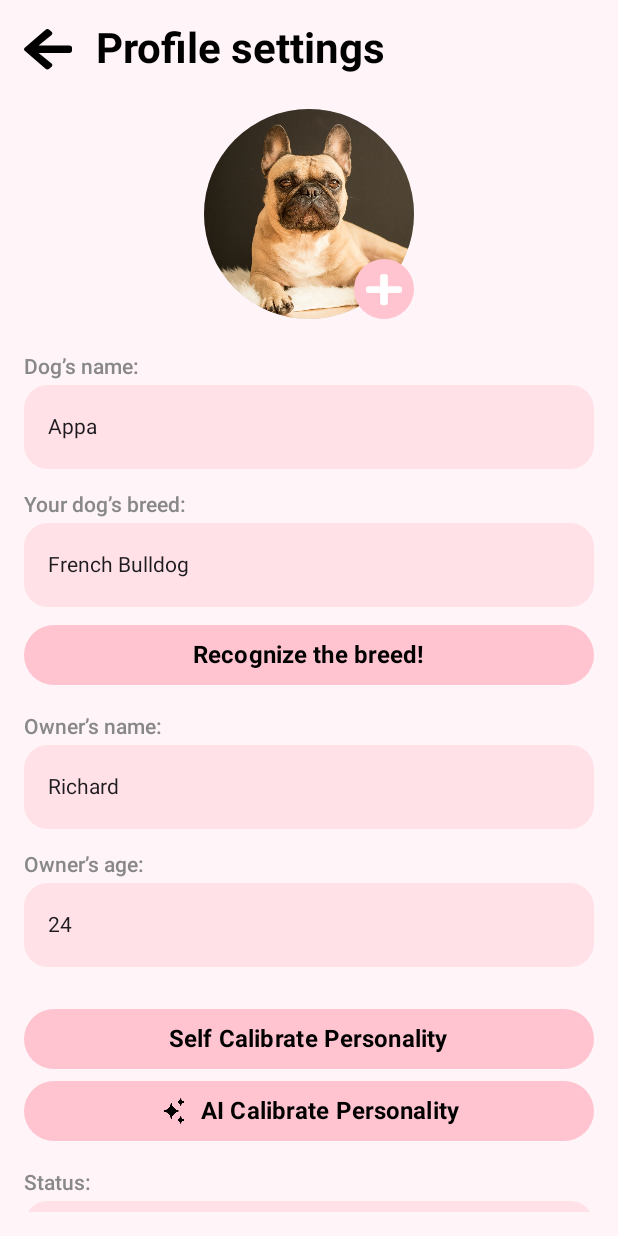
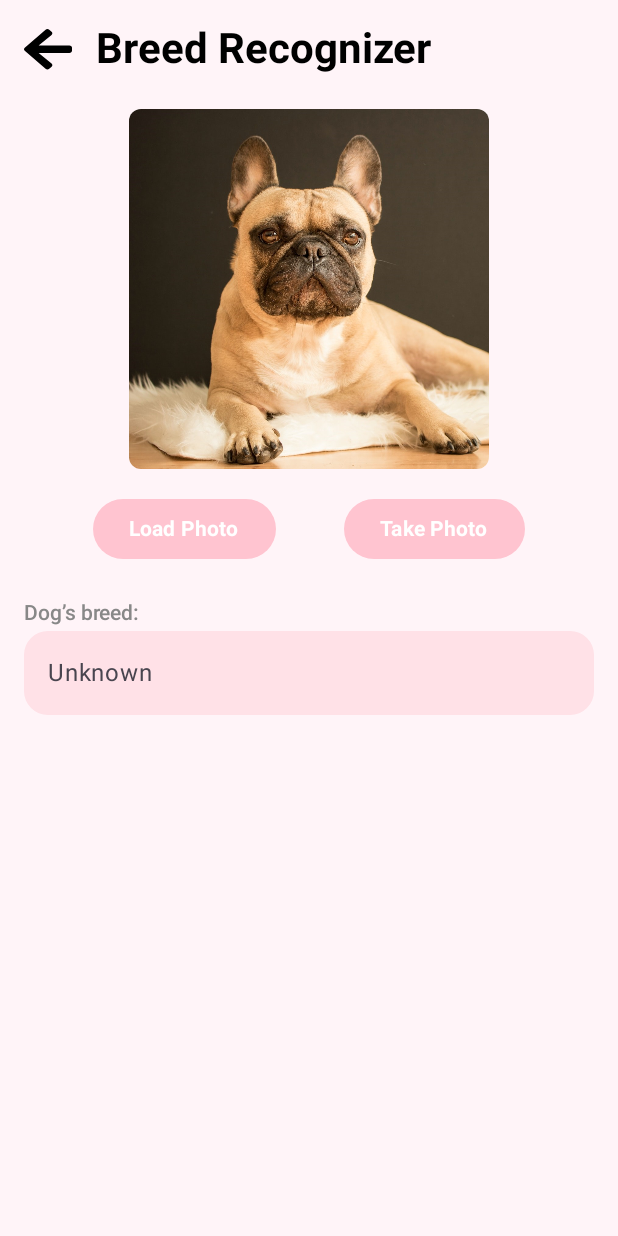
Before and after one commit to ibraich/pawfect, an Android app built with Jetpack Compose: the ProfileSettingsScreen screen opened through its navigation route, after a tap on "Recognize the breed!", on a phone screen of 412 x 824 dp. Run offline under Robolectric (Android 15) with nearby library versions, the phone set to English and light mode, and no system bars; libraries missing offline, so code that uses them is left out: org.tensorflow, org.tensorflow.contrib; 6 statements that could not run were skipped.

Commit message:
Dog classification added

```diff
--- a/app/build.gradle.kts
+++ b/app/build.gradle.kts
@@ -69,4 +69,8 @@ dependencies {
     implementation("io.coil-kt:coil-compose:2.2.2")
     implementation("io.coil-kt:coil-gif:2.2.2")
     implementation("com.google.code.gson:gson:2.10.1")
+    implementation("androidx.compose.ui:ui-graphics:1.5.0")
+    implementation("androidx.compose.ui:ui-tooling:1.5.0")
+    implementation("org.tensorflow:tensorflow-android:1.8.0")
+
 }
--- a/app/src/main/AndroidManifest.xml
+++ b/app/src/main/AndroidManifest.xml
@@ -1,6 +1,8 @@
 <?xml version="1.0" encoding="utf-8"?>
 <manifest xmlns:android="http://schemas.android.com/apk/res/android"
     xmlns:tools="http://schemas.android.com/tools">
+
+    <uses-permission android:name="android.permission.READ_EXTERNAL_STORAGE"/>
 
     <application
         android:allowBackup="true"
--- /dev/null
+++ b/app/src/main/java/com/example/pawfect/Classifier.java
@@ -0,0 +1,60 @@
+package com.example.pawfect;
+
+import android.graphics.Bitmap;
+import android.graphics.RectF;
+
+import java.util.List;
+import java.util.Locale;
+
+public interface Classifier {
+    List<Recognition> recognizeImage(Bitmap bitmap);
+
+    class Recognition {
+        private final String id;
+        private final String title;
+        private final Float confidence;
+        private RectF location;
+
+        public Recognition(
+                final String id, final String title, final Float confidence, final RectF location) {
+            this.id = id;
+            this.title = title;
+            this.confidence = confidence;
+            this.location = location;
+        }
+
+        public String getId() {
+            return id;
+        }
+
+        public String getTitle() {
+            return title;
+        }
+
+        public Float getConfidence() {
+            return confidence;
+        }
+
+        @Override
+        public String toString() {
+            String resultString = "";
+            if (id != null) {
+                resultString += "[" + id + "] ";
+            }
+
+            if (title != null) {
+                resultString += title + " ";
+            }
+
+            if (confidence != null) {
+                resultString += String.format(Locale.getDefault(), "(%.1f%%) ", confidence * 100.0f);
+            }
+
+            if (location != null) {
+                resultString += location + " ";
+            }
+
+            return resultString.trim();
+        }
+    }
+}
--- a/app/src/main/java/com/example/pawfect/MainActivity.kt
+++ b/app/src/main/java/com/example/pawfect/MainActivity.kt
@@ -32,6 +32,8 @@ fun MyApp() {
         // Insert activity with map
         composable("profile_screen") { ProfileScreen(navController) }
         composable("match_screen") { MatchScreen(navController) }
+        composable("recognize_breed_screen") { RecognizeBreedScreen(navController) }
+
         composable(
             route = "plan_activity_screen/{friendId}",
             arguments = listOf(
--- a/app/src/main/java/com/example/pawfect/ProfileSettingsScreen.kt
+++ b/app/src/main/java/com/example/pawfect/ProfileSettingsScreen.kt
@@ -146,7 +146,7 @@ fun ProfileSettingsScreen(navController: NavHostController) {
 
             // Recognize breed button
             Button(
-                onClick = { /*TODO*/ dogBreed = "Recognized breed: Golden Retriever" }, // Update breed here
+                onClick = { navController.navigate("recognize_breed_screen") }, // Update breed here
                 modifier = Modifier
                     .fillMaxWidth()
                     .clip(RoundedCornerShape(8.dp)),
--- /dev/null
+++ b/app/src/main/java/com/example/pawfect/RecognizeBreedScreen.kt
@@ -0,0 +1,199 @@
+package com.example.pawfect
+
+import android.graphics.Bitmap
+import android.graphics.BitmapFactory
+import android.net.Uri
+import android.widget.Toast
+import androidx.activity.compose.rememberLauncherForActivityResult
+import androidx.activity.result.contract.ActivityResultContracts
+import androidx.compose.foundation.Image
+import androidx.compose.foundation.background
+import androidx.compose.foundation.clickable
+import androidx.compose.foundation.interaction.MutableInteractionSource
+import androidx.compose.foundation.layout.Arrangement
+
+import androidx.compose.foundation.layout.Box
+import androidx.compose.foundation.layout.Row
+import androidx.compose.foundation.layout.Spacer
+import androidx.compose.foundation.layout.fillMaxSize
+import androidx.compose.foundation.layout.fillMaxWidth
+import androidx.compose.foundation.layout.height
+import androidx.compose.foundation.layout.padding
+import androidx.compose.foundation.layout.size
+import androidx.compose.foundation.layout.width
+import androidx.compose.foundation.lazy.LazyColumn
+import androidx.compose.foundation.shape.RoundedCornerShape
+import androidx.compose.material3.Button
+import androidx.compose.material3.ButtonDefaults
+import androidx.compose.ui.res.painterResource
+
+import androidx.compose.material3.Icon
+
+import androidx.compose.material3.Text
+import androidx.compose.runtime.Composable
+import androidx.compose.runtime.LaunchedEffect
+import androidx.compose.runtime.mutableStateOf
+import androidx.compose.runtime.remember
+import androidx.compose.ui.Alignment
+import androidx.compose.ui.Modifier
+import androidx.compose.ui.draw.clip
+import androidx.compose.ui.graphics.Color
+import androidx.compose.ui.graphics.asImageBitmap
+import androidx.compose.ui.graphics.vector.ImageVector
+import androidx.compose.ui.layout.ContentScale
+import androidx.compose.ui.res.vectorResource
+
+import androidx.compose.ui.text.font.FontWeight
+import androidx.compose.ui.unit.dp
+import androidx.compose.ui.unit.sp
+import androidx.navigation.NavHostController
+import androidx.compose.ui.platform.LocalContext
+import androidx.compose.ui.tooling.preview.Preview
+import androidx.navigation.compose.rememberNavController
+import com.example.appinterface.R
+
+@Preview
+@Composable
+fun RecognizeBreedScreen() {
+    RecognizeBreedScreen(rememberNavController())
+}
+
+@Composable
+fun RecognizeBreedScreen(navController: NavHostController) {
+    val currentUser = Database.getUserById(0)
+
+    val context = LocalContext.current
+    val selectedImage = remember {
+        mutableStateOf<Bitmap?>(
+            BitmapFactory.decodeResource(context.resources, currentUser.profileImage)
+        )
+    }
+
+    val breedName = remember { mutableStateOf("") }
+    val launcher = rememberLauncherForActivityResult(ActivityResultContracts.GetContent()) { uri: Uri? ->
+        uri?.let {
+            val inputStream = context.contentResolver.openInputStream(it)
+            val bitmap = BitmapFactory.decodeStream(inputStream)
+            selectedImage.value = bitmap
+        }
+    }
+    val takePictureLauncher = rememberLauncherForActivityResult(
+        contract = ActivityResultContracts.TakePicturePreview()
+    ) { bitmap ->
+        if (bitmap != null) {
+            selectedImage.value = bitmap
+        }
+    }
+
+
+    LazyColumn(
+        modifier = Modifier
+            .fillMaxSize()
+            .background(Color(0xFFFFF4F8))
+            .padding(16.dp),
+        horizontalAlignment = Alignment.CenterHorizontally
+    ) {
+        item {
+            Row(
+                modifier = Modifier.fillMaxWidth(),
+                verticalAlignment = Alignment.CenterVertically
+            ) {
+                Icon(
+                    imageVector = ImageVector.vectorResource(id = R.drawable.back_arrow),
+                    contentDescription = "Back",
+                    tint = Color.Black,
+                    modifier = Modifier
+                        .size(32.dp)
+                        .clickable(
+                            indication = null,
+                            interactionSource = remember { MutableInteractionSource() }
+                        ) { navController.navigate("profile_screen") }
+                )
+                Spacer(modifier = Modifier.width(16.dp))
+                Text(
+                    text = "Breed Recognizer",
+                    fontSize = 28.sp,
+                    fontWeight = FontWeight.Bold,
+                    color = Color.Black,
+                    modifier = Modifier.align(Alignment.CenterVertically)
+                )
+            }
+
+            Spacer(modifier = Modifier.height(24.dp))
+
+            // Image display area
+            Box(
+                modifier = Modifier
+                    .size(240.dp)
+                    .clip(RoundedCornerShape(8.dp))
+                    .background(Color.White),
+                contentAlignment = Alignment.Center
+            ) {
+                val imageBitmap = selectedImage.value?.asImageBitmap()
+                imageBitmap?.let {
+                    Image(
+                        bitmap = it,
+                        contentDescription = "Selected Image",
+                        modifier = Modifier.fillMaxSize(),
+                        contentScale = ContentScale.Crop
+                    )
+                } ?: run {
+                    Toast.makeText(context, "No image was chosen", Toast.LENGTH_SHORT).show()
+                }
+            }
+
+            Spacer(modifier = Modifier.height(16.dp))
+
+            // Buttons for loading and taking photos
+            Row(
+                modifier = Modifier.fillMaxWidth(),
+                horizontalArrangement = Arrangement.SpaceEvenly
+            ) {
+                Button(
+                    onClick = {
+                        launcher.launch("image/*")
+                    },
+                    colors = ButtonDefaults.buttonColors(containerColor = Color(0xFFFFC4D0))                ) {
+                    Text(
+                        text = "Load Photo",
+                        fontWeight = FontWeight.Bold,
+                        color = Color.White
+                    )
+                }
+
+                Button(
+                    onClick = {takePictureLauncher.launch(null) },
+                    colors = ButtonDefaults.buttonColors(containerColor = Color(0xFFFFC4D0))
+                ) {
+                    Text(
+                        text = "Take Photo",
+                        fontWeight = FontWeight.Bold,
+                        color = Color.White
+                    )
+                }
+            }
+
+            Spacer(modifier = Modifier.height(24.dp))
+
+            // Dog's name
+            ProfileInfoField(label = "Dog’s breed:", initialValue = breedName.value)
+
+            Spacer(modifier = Modifier.height(8.dp))
+
+            LaunchedEffect(selectedImage.value) {
+                selectedImage.value?.let { bitmap ->
+                    val classifier = TensorFlowImageClassifier(context, bitmap)
+                    val results = classifier.recognizeImage(bitmap)
+                    if (results.isNotEmpty()) {
+                        breedName.value = results[0].title
+                    } else {
+                        breedName.value = "Unknown"
+                    }
+                } ?: run {
+                    Toast.makeText(context, "No image selected", Toast.LENGTH_SHORT).show()
+                }
+            }
+
+        }
+    }
+}
--- /dev/null
+++ b/app/src/main/java/com/example/pawfect/TensorFlowImageClassifier.java
@@ -0,0 +1,162 @@
+package com.example.pawfect;
+
+import android.content.Context;
+import android.database.Cursor;
+import android.graphics.Bitmap;
+import android.graphics.Canvas;
+import android.graphics.Matrix;
+import android.graphics.Paint;
+import android.net.Uri;
+import android.provider.MediaStore;
+
+import com.example.appinterface.R;
+
+import org.tensorflow.Operation;
+import org.tensorflow.contrib.android.TensorFlowInferenceInterface;
+
+import java.util.ArrayList;
+import java.util.Collections;
+import java.util.List;
+import java.util.PriorityQueue;
+import java.util.Vector;
+
+public class TensorFlowImageClassifier implements Classifier{
+    private static final int MAX_RESULTS = 3;
+    private static final float THRESHOLD = 0.1f;
+    private static final String MODEL_FILE = "stripped.pb";
+    private static final int inputSize = 299;
+    private static final int imageMean = 128;
+    private static final float imageStd = 128;
+    private static final String outputName = "final_result";
+    // Config values.
+    private static final String inputName = "Mul";
+
+    // Pre-allocated buffers.
+    private Vector<String> labels = new Vector<String>();
+    private int[] intValues;
+    private float[] floatValues;
+    private float[] outputs;
+    private String[] outputNames;
+    private TensorFlowInferenceInterface inferenceInterface;
+    private Context context;
+
+    List<Recognition> recognitions;
+
+
+    public TensorFlowImageClassifier(Context context, Bitmap bitmap) {
+        this.context = context;
+
+        Collections.addAll(labels, context.getResources().getStringArray(R.array.breeds_array));
+        inferenceInterface = new TensorFlowInferenceInterface(context.getAssets(), MODEL_FILE);
+        final Operation operation = inferenceInterface.graphOperation(outputName);
+        final int numClasses = (int) operation.output(0).shape().size(1);
+
+        outputNames = new String[]{outputName};
+        intValues = new int[inputSize * inputSize];
+        floatValues = new float[inputSize * inputSize * 3];
+        outputs = new float[numClasses];
+        recognitions = recognizeImage(bitmap);
+
+    }
+    @Override
+    public List<Recognition> recognizeImage(Bitmap bitmap) {
+        bitmap = resizeCropAndRotate(bitmap, getOrientation(context, null));
+
+        // Preprocess the image data from 0-255 int to normalized float based on the provided parameters.
+        bitmap.getPixels(intValues, 0, bitmap.getWidth(), 0, 0, bitmap.getWidth(), bitmap.getHeight());
+        for (int i = 0; i < intValues.length; ++i) {
+            final int val = intValues[i];
+            floatValues[i * 3 + 0] = (((val >> 16) & 0xFF) - imageMean) / imageStd;
+            floatValues[i * 3 + 1] = (((val >> 8) & 0xFF) - imageMean) / imageStd;
+            floatValues[i * 3 + 2] = ((val & 0xFF) - imageMean) / imageStd;
+        }
+
+        inferenceInterface.feed(inputName, floatValues, 1, inputSize, inputSize, 3);
+
+        inferenceInterface.run(outputNames);
+
+        // Copy the output Tensor back into the output array.
+        inferenceInterface.fetch(outputName, outputs);
+
+        PriorityQueue<Recognition> pq =
+                new PriorityQueue<Recognition>(
+                        3,
+                        (lhs, rhs) -> {
+                            return Float.compare(rhs.getConfidence(), lhs.getConfidence());
+                        });
+
+        for (int i = 0; i < outputs.length; ++i) {
+            if (outputs[i] > THRESHOLD) {
+                pq.add(
+                        new Recognition(
+                                "" + i, labels.size() > i ? labels.get(i) : "unknown", outputs[i], null));
+            }
+        }
+        final ArrayList<Recognition> recognitions = new ArrayList<Recognition>();
+        final int recognitionsSize = Math.min(pq.size(), MAX_RESULTS);
+        for (int i = 0; i < recognitionsSize; ++i) {
+            recognitions.add(pq.poll());
+        }
+        return recognitions;
+    }
+
+    private Bitmap resizeCropAndRotate(Bitmap originalImage, int orientation) {
+        Bitmap result = Bitmap.createBitmap(inputSize, inputSize, Bitmap.Config.ARGB_8888);
+
+        final float originalWidth = originalImage.getWidth();
+        final float originalHeight = originalImage.getHeight();
+
+        final Canvas canvas = new Canvas(result);
+
+        final float scale = inputSize / originalWidth;
+
+        final float xTranslation = 0.0f;
+        final float yTranslation = (inputSize - originalHeight * scale) / 2.0f;
+
+        final Matrix transformation = new Matrix();
+        transformation.postTranslate(xTranslation, yTranslation);
+        transformation.preScale(scale, scale);
+
+        final Paint paint = new Paint();
+        paint.setFilterBitmap(true);
+
+        canvas.drawBitmap(originalImage, transformation, paint);
+
+
+         // if the orientation is not 0 (or -1, which means we don't know), we have to do a rotation.
+
+        if (orientation > 0) {
+            final Matrix matrix = new Matrix();
+            matrix.postRotate(orientation);
+
+            result = Bitmap.createBitmap(result, 0, 0, inputSize,
+                    inputSize, matrix, true);
+        }
+
+        return result;
+    }
+
+    public int getOrientation(Context context, Uri photoUri) {
+        try (final Cursor cursor = context.getContentResolver().query(photoUri,
+                new String[]{MediaStore.Images.ImageColumns.ORIENTATION}, null, null, null)
+        ) {
+            assert cursor != null;
+            if (cursor.getCount() != 1) {
+                cursor.close();
+                return -1;
+            }
+
+            if (cursor.moveToFirst()) {
+                final int r = cursor.getInt(0);
+                cursor.close();
+                return r;
+            }
+
+        } catch (Exception e) {
+            return -1;
+        }
+        return -1;
+    }
+
+
+}
--- a/app/src/main/res/values/strings.xml
+++ b/app/src/main/res/values/strings.xml
@@ -1,3 +1,127 @@
 <resources>
     <string name="app_name" translatable="false">Pawfect Match</string>
+
+    <string-array name="breeds_array">
+        <item>Affenpinscher</item>
+        <item>Afghan Hound</item>
+        <item>African Hunting Dog</item>
+        <item>Airedale Terrier</item>
+        <item>American Staffordshire Terrier</item>
+        <item>Appenzeller Sennenhund</item>
+        <item>Australian Terrier</item>
+        <item>Basenji</item>
+        <item>Basset Hound</item>
+        <item>Beagle</item>
+        <item>Bedlington Terrier</item>
+        <item>Bernese Mountain Dog</item>
+        <item>Blenheim Spaniel</item>
+        <item>Bloodhound</item>
+        <item>Bluetick Coonhound</item>
+        <item>Border Collie</item>
+        <item>Border Terrier</item>
+        <item>Borzoi</item>
+        <item>Bouvier Des Flandres</item>
+        <item>Boxer (dog)</item>
+        <item>Griffon Bruxellois</item>
+        <item>Briard</item>
+        <item>Brittany Spaniel</item>
+        <item>Bullmastiff</item>
+        <item>Cairn Terrier</item>
+        <item>Cardigan Welsh Corgi</item>
+        <item>Chesapeake Bay Retriever</item>
+        <item>Chihuahua (dog)</item>
+        <item>Chow Chow</item>
+        <item>Clumber Spaniel</item>
+        <item>Flat-coated Retriever</item>
+        <item>Soft-coated Wheaten Terrier</item>
+        <item>Cocker Spaniel</item>
+        <item>Collie</item>
+        <item>Curly Coated Retriever</item>
+        <item>Dandie Dinmont Terrier</item>
+        <item>Dingo</item>
+        <item>Doberman</item>
+        <item>English Foxhound</item>
+        <item>English Setter</item>
+        <item>English Springer Spaniel</item>
+        <item>Entlebucher Mountain Dog</item>
+        <item>Eskimo Dog</item>
+        <item>French Bulldog</item>
+        <item>German Shepherd</item>
+        <item>Giant Schnauzer</item>
+        <item>Golden Retriever</item>
+        <item>Gordon Setter</item>
+        <item>Greater Swiss Mountain Dog</item>
+        <item>Great Dane</item>
+        <item>Great Pyrenees</item>
+        <item>Groenendael dog</item>
+        <item>Fox Terrier</item>
+        <item>German Shorthaired Pointer</item>
+        <item>Irish Setter</item>
+        <item>Irish Terrier</item>
+        <item>Irish Water Spaniel</item>
+        <item>Irish Wolfhound</item>
+        <item>Italian Greyhound</item>
+        <item>Japanese Chin</item>
+        <item>Keeshond</item>
+        <item>Kelpie</item>
+        <item>Kerry Blue Terrier</item>
+        <item>Komondor</item>
+        <item>Kuvasz</item>
+        <item>Labrador Retriever</item>
+        <item>Lakeland Terrier</item>
+        <item>Leonberger</item>
+        <item>Lhasa Apso</item>
+        <item>Dachshund</item>
+        <item>Alaskan Malamute</item>
+        <item>Malinois dog</item>
+        <item>Mexican Hairless Dog</item>
+        <item>Miniature Pinscher</item>
+        <item>Miniature Poodle</item>
+        <item>Miniature Schnauzer</item>
+        <item>Newfoundland dog</item>
+        <item>Norfolk Terrier</item>
+        <item>Norwegian Elkhound</item>
+        <item>Norwich Terrier</item>
+        <item>Old English Sheepdog</item>
+        <item>Otterhound</item>
+        <item>Papillon dog</item>
+        <item>Pekingese</item>
+        <item>Pembroke Welsh Corgi</item>
+        <item>Pomeranian</item>
+        <item>Pug</item>
+        <item>Redbone Coonhound</item>
+        <item>Rhodesian Ridgeback</item>
+        <item>Rottweiler</item>
+        <item>Boston Terrier</item>
+        <item>Dhole</item>
+        <item>Ibizan Hound</item>
+        <item>Maltese dog</item>
+        <item>Saint Bernard</item>
+        <item>Saluki</item>
+        <item>Samoyed dog</item>
+        <item>Schipperke</item>
+        <item>Scotch Terrier</item>
+        <item>Scottish Deerhound</item>
+        <item>Sealyham Terrier</item>
+        <item>Shetland Sheepdog</item>
+        <item>Siberian Husky</item>
+        <item>Silky Terrier</item>
+        <item>Staffordshire Bull Terrier</item>
+        <item>Standard Poodle</item>
+        <item>Standard Schnauzer</item>
+        <item>Sussex Spaniel</item>
+        <item>Black and Tan Coonhound</item>
+        <item>Tibetan Mastiff</item>
+        <item>Tibetan Terrier</item>
+        <item>Toy Poodle</item>
+        <item>English Toy Terrier (Black &amp; Tan)</item>
+        <item>Shih Tzu</item>
+        <item>Vizsla</item>
+        <item>Treeing Walker Coonhound</item>
+        <item>Weimaraner</item>
+        <item>Welsh Springer Spaniel</item>
+        <item>West Highland White Terrier</item>
+        <item>Whippet</item>
+        <item>Yorkshire Terrier</item>
+    </string-array>
 </resources>
```
Also changed, not shown: 1 other file.
